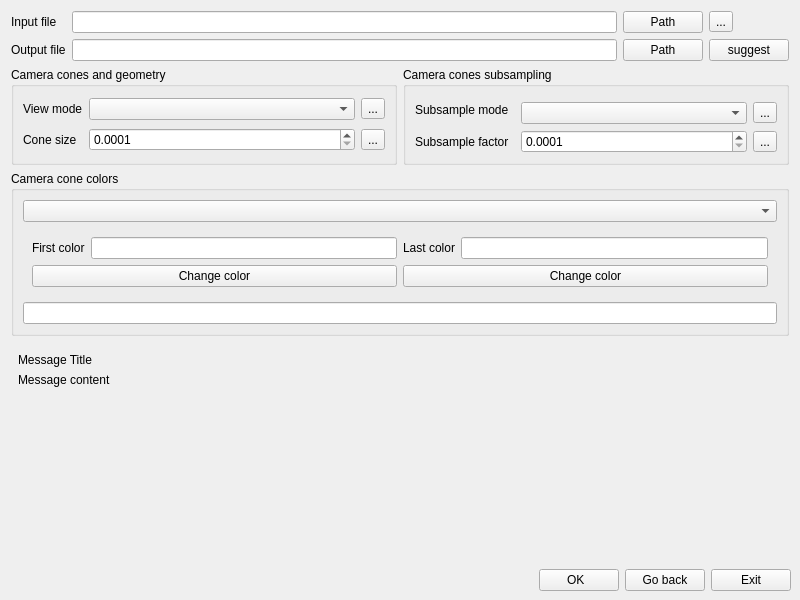
Before: the Qt Designer form src/main.ui in salaheddinek/py_sfm_viewer, drawn with Qt 5.
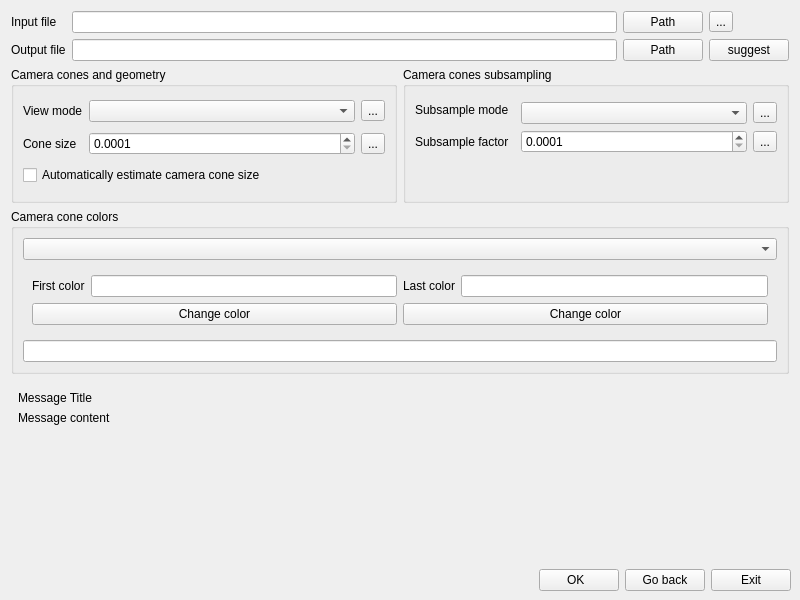
After: the same form once the commit is applied.

Commit message: added automatic camera cone size estimation method

What changed in the file:
```diff
--- a/src/main.ui
+++ b/src/main.ui
@@ -144,6 +144,13 @@
               </property>
              </widget>
             </item>
+            <item row="2" column="0" colspan="3">
+             <widget class="QCheckBox" name="check_box_auto_cone">
+              <property name="text">
+               <string>Automatically estimate camera cone size</string>
+              </property>
+             </widget>
+            </item>
            </layout>
           </widget>
          </item>
@@ -207,6 +214,19 @@
               </property>
              </widget>
             </item>
+            <item row="3" column="3">
+             <spacer name="verticalSpacer_2">
+              <property name="orientation">
+               <enum>Qt::Vertical</enum>
+              </property>
+              <property name="sizeHint" stdset="0">
+               <size>
+                <width>20</width>
+                <height>40</height>
+               </size>
+              </property>
+             </spacer>
+            </item>
            </layout>
           </widget>
          </item>
```
Left out of the diff: 62 changed lines with no effect on the pictures. The commit also changes 7 other files.
